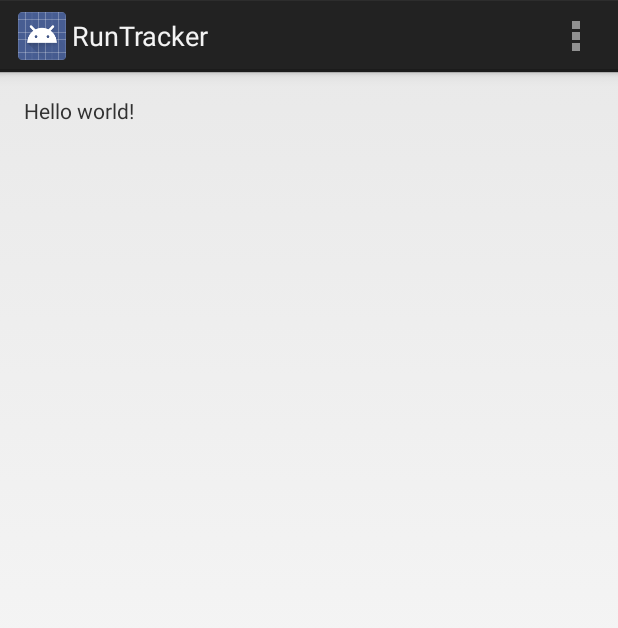
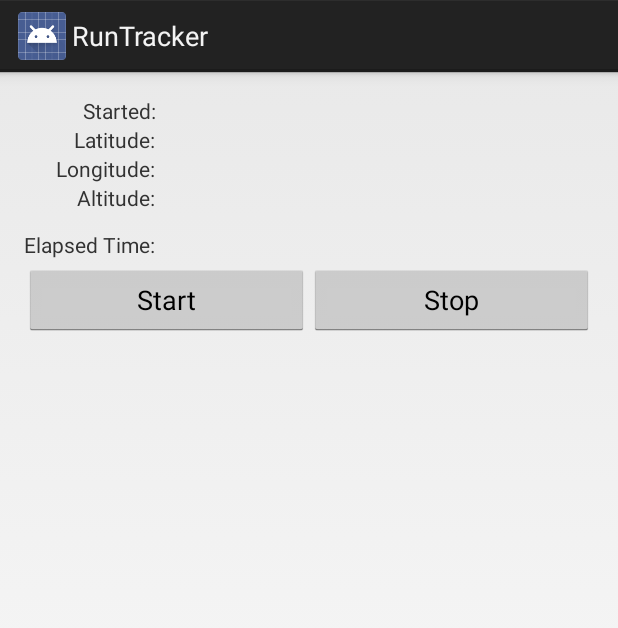
Before and after one commit to wingerted/RunTracker, an Android app: the screen it shows after launch (RunActivity), on a phone screen of 412 x 824 dp. Shown: the top 628 px of the screen. Run offline under Robolectric (Android 15) with nearby library versions, the phone set to English and light mode, and no system bars.

Commit message:
Create RunTracker Project

```diff
--- a/app/src/main/java/com/wingerted/runtracker/RunActivity.java
+++ b/app/src/main/java/com/wingerted/runtracker/RunActivity.java
@@ -1,39 +1,13 @@
 package com.wingerted.runtracker;
 
-import android.app.Activity;
-import android.os.Bundle;
-import android.view.Menu;
-import android.view.MenuItem;
+import android.support.v4.app.Fragment;
 
 
-public class RunActivity extends Activity {
+public class RunActivity extends SingleFragmentActivity {
 
     @Override
-    protected void onCreate(Bundle savedInstanceState) {
-        super.onCreate(savedInstanceState);
-        setContentView(R.layout.activity_run);
+    protected Fragment createFragment() {
+        return new RunFragment();
     }
 
-
-    @Override
-    public boolean onCreateOptionsMenu(Menu menu) {
-        // Inflate the menu; this adds items to the action bar if it is present.
-        getMenuInflater().inflate(R.menu.run, menu);
-        return true;
-    }
-
-    @Override
-    public boolean onOptionsItemSelected(MenuItem item) {
-        // Handle action bar item clicks here. The action bar will
-        // automatically handle clicks on the Home/Up button, so long
-        // as you specify a parent activity in AndroidManifest.xml.
-        int id = item.getItemId();
-
-        //noinspection SimplifiableIfStatement
-        if (id == R.id.action_settings) {
-            return true;
-        }
-
-        return super.onOptionsItemSelected(item);
-    }
 }
--- /dev/null
+++ b/app/src/main/java/com/wingerted/runtracker/RunFragment.java
@@ -0,0 +1,41 @@
+package com.wingerted.runtracker;
+
+
+import android.os.Bundle;
+import android.support.v4.app.Fragment;
+import android.view.LayoutInflater;
+import android.view.View;
+import android.view.ViewGroup;
+import android.widget.Button;
+import android.widget.TextView;
+
+
+public class RunFragment extends Fragment {
+
+    private Button mStartButton, mStopButton;
+    private TextView mStartedTextView, mLatitudeTextView, mLongitudeTextView, mAltitudeTextView, mDurationTextView;
+
+    @Override
+    public void onCreate(Bundle savedInstanceState) {
+        super.onCreate(savedInstanceState);
+        setRetainInstance(true);
+    }
+
+    @Override
+    public View onCreateView(LayoutInflater inflater, ViewGroup container,
+                             Bundle savedInstanceState) {
+        View view = inflater.inflate(R.layout.fragment_run, container, false);
+
+        mStartedTextView = (TextView) view.findViewById(R.id.run_startedTextView);
+        mLatitudeTextView = (TextView) view.findViewById(R.id.run_latitudeTextView);
+        mLongitudeTextView = (TextView) view.findViewById(R.id.run_longitudeTextView);
+        mAltitudeTextView = (TextView) view.findViewById(R.id.run_altitudeTextView);
+        mDurationTextView = (TextView) view.findViewById(R.id.run_durationTextView);
+
+        mStartButton = (Button) view.findViewById(R.id.run_startButton);
+
+        mStopButton = (Button) view.findViewById(R.id.run_stopButton);
+
+        return view;
+    }
+}
--- /dev/null
+++ b/app/src/main/res/layout/fragment_run.xml
@@ -0,0 +1,114 @@
+<?xml version="1.0" encoding="utf-8"?>
+<TableLayout xmlns:android="http://schemas.android.com/apk/res/android"
+             android:layout_width="fill_parent"
+             android:layout_height="wrap_content"
+    >
+
+    <TableRow>
+
+        <TextView
+            android:layout_width="wrap_content"
+            android:layout_height="wrap_content"
+            android:gravity="right"
+            android:paddingRight="5sp"
+            android:text="@string/started"
+            />
+
+        <TextView
+            android:id="@+id/run_startedTextView"
+            android:layout_width="fill_parent"
+            android:layout_height="wrap_content"
+            />
+    </TableRow>
+
+    <TableRow>
+
+        <TextView
+            android:layout_width="wrap_content"
+            android:layout_height="wrap_content"
+            android:gravity="right"
+            android:paddingRight="5sp"
+            android:text="@string/latitude"
+            />
+
+        <TextView
+            android:id="@+id/run_latitudeTextView"
+            android:layout_width="fill_parent"
+            android:layout_height="wrap_content"
+            />
+    </TableRow>
+
+    <TableRow>
+
+        <TextView
+            android:layout_width="wrap_content"
+            android:layout_height="wrap_content"
+            android:gravity="right"
+            android:paddingRight="5sp"
+            android:text="@string/longitude"
+            />
+
+        <TextView
+            android:id="@+id/run_longitudeTextView"
+            android:layout_width="fill_parent"
+            android:layout_height="wrap_content"
+            />
+    </TableRow>
+
+    <TableRow>
+
+        <TextView
+            android:layout_width="wrap_content"
+            android:layout_height="wrap_content"
+            android:gravity="right"
+            android:paddingRight="5sp"
+            android:text="@string/altitude"
+            />
+
+        <TextView
+            android:id="@+id/run_altitudeTextView"
+            android:layout_width="fill_parent"
+            android:layout_height="wrap_content"
+            />
+    </TableRow>
+
+    <TableRow>
+
+        <TextView
+            android:layout_width="wrap_content"
+            android:layout_height="wrap_content"
+            android:gravity="right"
+            android:paddingRight="5sp"
+            android:text="@string/elapsed_time"
+            />
+
+        <TextView
+            android:id="@+id/run_durationTextView"
+            android:layout_width="fill_parent"
+            android:layout_height="wrap_content"
+            android:textSize="25sp"
+            />
+    </TableRow>
+
+    <LinearLayout
+        android:layout_height="wrap_content"
+        android:orientation="horizontal"
+        >
+
+        <Button
+            android:id="@+id/run_startButton"
+            android:layout_width="0dp"
+            android:layout_height="wrap_content"
+            android:layout_weight="1"
+            android:text="@string/start"
+            />
+
+        <Button
+            android:id="@+id/run_stopButton"
+            android:layout_width="0dp"
+            android:layout_height="wrap_content"
+            android:layout_weight="1"
+            android:text="@string/stop"
+            />
+    </LinearLayout>
+</TableLayout>
--- a/app/src/main/res/values/strings.xml
+++ b/app/src/main/res/values/strings.xml
@@ -5,5 +5,16 @@
     <string name="hello_world">Hello world!</string>
     <string name="action_settings">Settings</string>
     <string name="title_activity_single_fragment">SingleFragmentActivity</string>
+    <string name="started">Started:</string>
+    <string name="latitude">Latitude:</string>
+    <string name="longitude">Longitude:</string>
+    <string name="altitude">Altitude:</string>
+    <string name="elapsed_time">Elapsed Time:</string>
+    <string name="start">Start</string>
+    <string name="stop">Stop</string>
+    <string name="gps_enabled">GPS Enabled</string>
+    <string name="gps_disabled">GPS Disabled</string>
+    <string name="cell_text">Run at %1$s</string>
+    <string name="hello_blank_fragment">Hello blank fragment</string>
 
 </resources>
```
Also changed, not shown: 1 other file.
